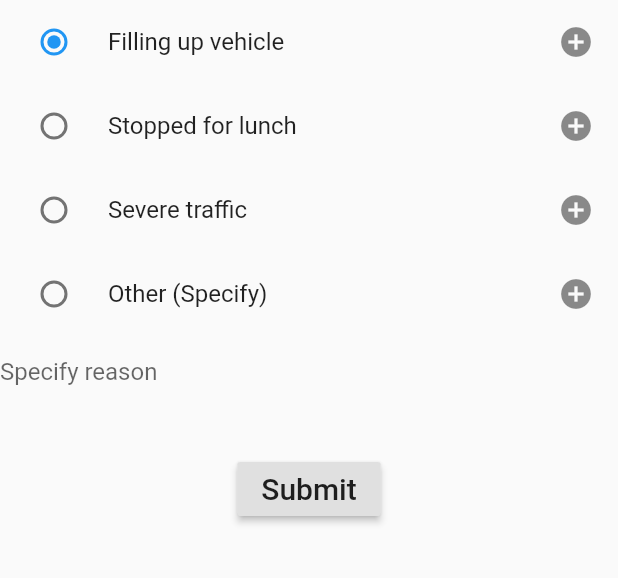
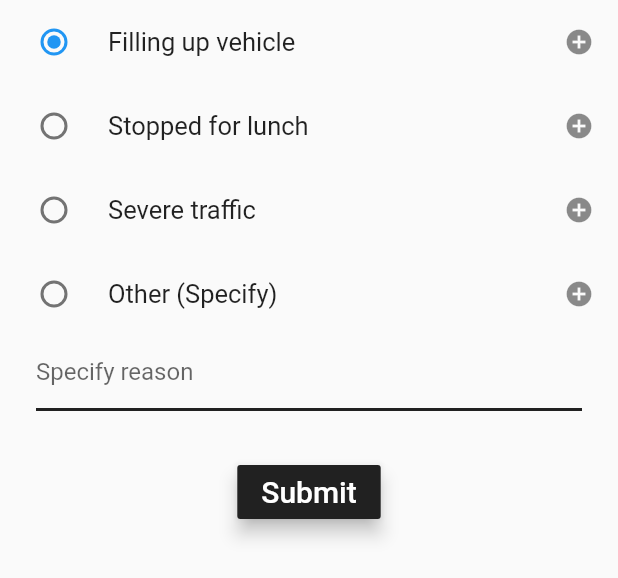
Before and after one commit to nwoproject/Courier-Driver-Tracker, a Flutter app: the Feedback widget shown alone on an empty page, opened directly, on a phone screen of 412 x 824 dp. Shown: the top 578 px of the screen. Run offline on Flutter 3.47's test engine with Material 2 defaults, Android fonts, the phone set to English and light mode, and no system bars; our stand-ins replace flutter_dotenv, flutter_local_notifications, flutter_secure_storage, fluttertoast, font_awesome_flutter, geolocator and 5 more; missing offline and left inert: flutter_polyline_points; accounts and stored records are empty; generated files the repository leaves out were written again; Roboto replaces fonts that are missing (OpenSans-Regular).

Commit message:
Screen update
Stopping for too long abnormality screen update

```diff
--- a/courier_driver_tracker/lib/screens/longStop.dart
+++ b/courier_driver_tracker/lib/screens/longStop.dart
@@ -2,11 +2,10 @@ import 'package:flutter/material.dart';
 import 'package:fluttertoast/fluttertoast.dart';
 import 'package:http/http.dart' as http;
 import 'package:flutter_dotenv/flutter_dotenv.dart';
-import 'dart:async';
+import "dart:ui";
 import 'package:flutter_secure_storage/flutter_secure_storage.dart';
 import 'package:geolocator/geolocator.dart';
 import 'package:courier_driver_tracker/services/location/geolocator_service.dart';
-import 'package:courier_driver_tracker/screens/home.dart';
 
 class UserFeedbackLong extends StatelessWidget {
   static const String _title = 'Abnormality Feedback';
@@ -16,7 +15,8 @@ class UserFeedbackLong extends StatelessWidget {
     return MaterialApp(
       title: _title,
       home: Scaffold(
-        appBar: AppBar(title: const Text(_title)),
+        appBar: AppBar(
+            title: const Text(_title), backgroundColor: Colors.grey[900]),
         body: Center(
           child: Feedback(),
         ),
@@ -40,6 +40,11 @@ class _FeedbackState extends State<Feedback> {
   TextEditingController textController;
   String other;
   final storage = new FlutterSecureStorage();
+
+  final headingLabelStyle2 = TextStyle(
+      fontSize: 30, fontFamily: 'OpenSans-Regular', color: Colors.grey[100]);
+  final subtitle = TextStyle(
+      fontSize: 15, fontFamily: 'OpenSans-Regular', color: Colors.grey[100]);
 
   GeolocatorService geolocatorService = new GeolocatorService();
   Position position;
@@ -166,7 +171,13 @@ class _FeedbackState extends State<Feedback> {
     return Column(
       children: <Widget>[
         RadioListTile(
-            title: const Text('Filling up vehicle'),
+          title: const Text(
+            'Filling up vehicle',
+            style: TextStyle(
+              fontSize: 17,
+              fontFamily: 'OpenSans-Regular',
+            ),
+          ),
           value: Abnormality.fuelstop,
           groupValue: _character,
           onChanged: (Abnormality value) {
@@ -175,11 +186,19 @@ class _FeedbackState extends State<Feedback> {
               _character = value;
             });
           },
-            secondary: new Icon(Icons.add_circle),
+          secondary: new Icon(
+            Icons.add_circle,
+            size: 20,
           ),
-
+        ),
         RadioListTile(
-            title: const Text('Stopped for lunch'),
+          title: const Text(
+            'Stopped for lunch',
+            style: TextStyle(
+              fontSize: 17,
+              fontFamily: 'OpenSans-Regular',
+            ),
+          ),
           value: Abnormality.lunch,
           groupValue: _character,
           onChanged: (Abnormality value) {
@@ -188,11 +207,19 @@ class _FeedbackState extends State<Feedback> {
               _character = value;
             });
           },
-            secondary: new Icon(Icons.add_circle),
+          secondary: new Icon(
+            Icons.add_circle,
+            size: 20,
           ),
-
+        ),
         RadioListTile(
-            title: const Text('Severe traffic'),
+            title: const Text(
+              'Severe traffic',
+              style: TextStyle(
+                fontSize: 17,
+                fontFamily: 'OpenSans-Regular',
+              ),
+            ),
             value: Abnormality.traffic,
             groupValue: _character,
             onChanged: (Abnormality value) {
@@ -201,10 +228,18 @@ class _FeedbackState extends State<Feedback> {
                 _character = value;
               });
             },
-            secondary: new Icon(Icons.add_circle),
+            secondary: new Icon(
+              Icons.add_circle,
+              size: 20,
+            )),
+        RadioListTile(
+          title: const Text(
+            'Other (Specify)',
+            style: TextStyle(
+              fontSize: 17,
+              fontFamily: 'OpenSans-Regular',
             ),
-          RadioListTile(
-            title: const Text('Other (Specify)'),
+          ),
           value: Abnormality.other,
           groupValue: _character,
           onChanged: (Abnormality value) {
@@ -213,20 +248,33 @@ class _FeedbackState extends State<Feedback> {
               _character = value;
             });
           },
-            secondary: new Icon(Icons.add_circle),
+          secondary: new Icon(
+            Icons.add_circle,
+            size: 20,
           ),
-          TextField(
+        ),
+        Padding(
+          padding: const EdgeInsets.only(left: 24.0, right: 24.0),
+          child: Container(
+            decoration: new BoxDecoration(
+                border: Border(
+                    bottom: BorderSide(color: Colors.grey[900], width: 2))),
+            child: TextField(
               controller: textController,
               decoration: InputDecoration(
                   border: InputBorder.none, hintText: 'Specify reason'),
             ),
+          ),
+        ),
         const SizedBox(height: 30),
         RaisedButton(
+            elevation: 5.0,
+            color: Colors.grey[900],
             onPressed: () {
               checkForEmptyText();
             },
-            child: const Text('Submit', style: TextStyle(fontSize: 20)),
-          ),
+            child: const Text('Submit',
+                style: TextStyle(fontSize: 20, color: Colors.white))),
       ],
     );
   }
```
Lines whose indentation alone changed are shown as unchanged.
